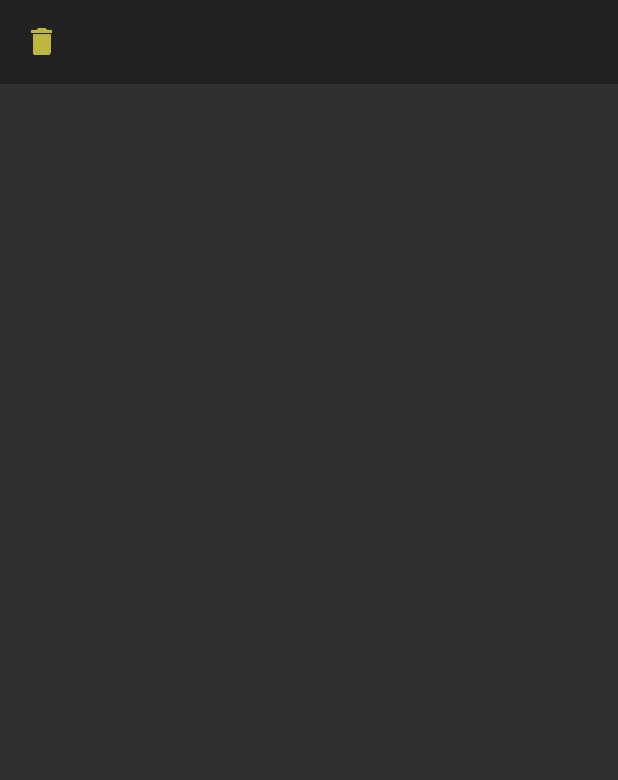
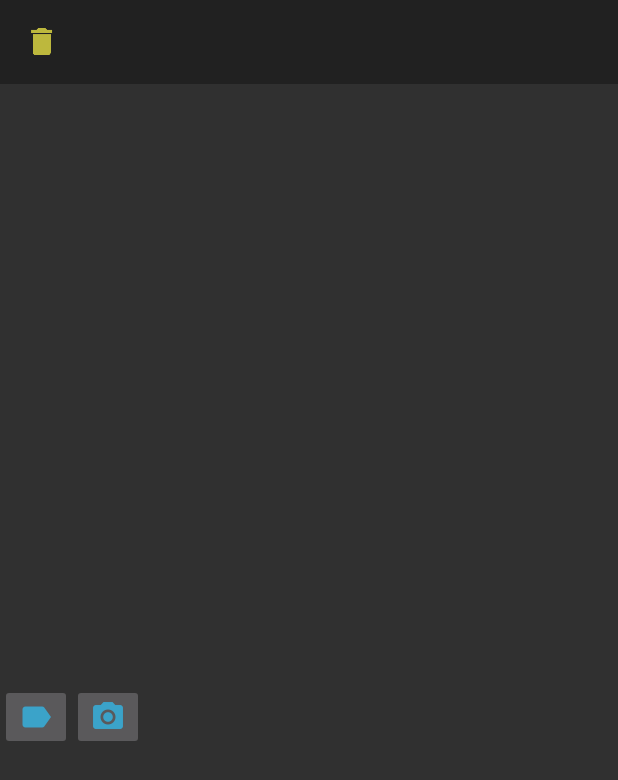
Before and after one commit to CMPUT301F18T14/PicMyMed, an Android app: the PhotoEnlargementActivity screen opened directly, with no data from a screen before it, on a phone screen of 412 x 824 dp. Shown: the top 780 px of the screen. Run offline under Robolectric (Android 15) with nearby library versions, the phone set to English and light mode, and no system bars; 3 statements that could not run were skipped.

Commit message:
PhotoLabelAdded

```diff
--- a/app/src/main/java/com/example/android/picmymedphotohandler/PhotoEnlargementActivity.java
+++ b/app/src/main/java/com/example/android/picmymedphotohandler/PhotoEnlargementActivity.java
@@ -19,12 +19,16 @@
 
 package com.example.android.picmymedphotohandler;
 
+import android.app.Dialog;
+import android.content.Intent;
 import android.graphics.Bitmap;
 import android.graphics.BitmapFactory;
 import android.os.Bundle;
 import android.support.v7.app.AppCompatActivity;
 import android.util.Base64;
 import android.view.View;
+import android.widget.Button;
+import android.widget.EditText;
 import android.widget.ImageButton;
 import android.widget.ImageView;
 
@@ -33,6 +37,7 @@ import com.example.picmymedcode.Controller.PicMyMedController;
 import com.example.picmymedcode.Model.BodyLocationPhoto;
 import com.example.picmymedcode.Model.Patient;
 import com.example.picmymedcode.R;
+import com.example.picmymedcode.View.AddRecordActivity;
 
 import java.io.File;
 import java.util.ArrayList;
@@ -53,6 +58,10 @@ public class PhotoEnlargementActivity extends AppCompatActivity {
 
     private ImageButton deleteButton;
 
+    private ImageButton labelButton;
+
+    private ImageButton cameraButton;
+
     private String filePath;
 
     private File file;
@@ -69,6 +78,10 @@ public class PhotoEnlargementActivity extends AppCompatActivity {
 
     private ArrayList<BodyLocationPhoto> bodyLocationPhotos;
 
+    private final static int CAMERA_REQUEST_CODE = 99;
+
+    private Dialog labellingDialog;
+
     /**
      * Method loads activity state
      *
@@ -79,8 +92,16 @@ public class PhotoEnlargementActivity extends AppCompatActivity {
         super.onCreate(savedInstanceState);
         setContentView(R.layout.activity_photo_enlargement);
 
-        Patient patient = (Patient) PicMyMedApplication.getLoggedInUser();
+        final Patient patient = (Patient) PicMyMedApplication.getLoggedInUser();
         bodyLocationPhotos = patient.getBodyLocationPhotoList();
+
+        deleteButton = (ImageButton) findViewById(R.id.button_delete);
+
+        imageView = (ImageView) findViewById(R.id.imageViewEnlarged);
+
+        labelButton = (ImageButton) findViewById(R.id.labelButton);
+
+        cameraButton = (ImageButton) findViewById(R.id.cameraButton);
 
         // Getting filePath sent from previous activity
         // filePath = getIntent().getStringExtra("filePath");
@@ -96,10 +117,6 @@ public class PhotoEnlargementActivity extends AppCompatActivity {
         decodedString = Base64.decode(base64, Base64.DEFAULT);
         // Converting to Bitmap
         bitmap = BitmapFactory.decodeByteArray(decodedString, 0, decodedString.length);
-
-        deleteButton = (ImageButton) findViewById(R.id.button_delete);
-
-        imageView = (ImageView) findViewById(R.id.imageViewEnlarged);
 
         // Setting the bitmap into imageView
         imageView.setImageBitmap(bitmap);
@@ -123,5 +140,36 @@ public class PhotoEnlargementActivity extends AppCompatActivity {
 
             }
         });
+        labelButton.setOnClickListener(new View.OnClickListener() {
+            @Override
+            public void onClick(View v) {
+                labellingDialog = new Dialog(PhotoEnlargementActivity.this);
+                labellingDialog.setContentView(R.layout.dialogbox_for_photo_labling);
+                final EditText writeLabel = (EditText) labellingDialog.findViewById(R.id.label_EditText);
+                Button saveLabel = (Button) labellingDialog.findViewById(R.id.save_label_button);
+
+                writeLabel.setEnabled(true);
+                saveLabel.setEnabled(true);
+
+                labellingDialog.show();
+
+                saveLabel.setOnClickListener(new View.OnClickListener() {
+                    @Override
+                    public void onClick(View v) {
+                        PicMyMedController.updateBodyLocationPhoto(index, writeLabel.getText().toString());
+                        labellingDialog.cancel();
+                    }
+                });
+
+            }
+        });
+
+        cameraButton.setOnClickListener(new View.OnClickListener() {
+            @Override
+            public void onClick(View v) {
+                Intent photoIntent = new Intent(PhotoEnlargementActivity.this,PhotoIntentActivity.class);
+                startActivityForResult(photoIntent, CAMERA_REQUEST_CODE);
+            }
+        });
     }
 }
--- a/app/src/main/java/com/example/picmymedcode/View/BodyLocationPhotoManagerActivity.java
+++ b/app/src/main/java/com/example/picmymedcode/View/BodyLocationPhotoManagerActivity.java
@@ -159,7 +159,7 @@ public class BodyLocationPhotoManagerActivity extends AppCompatActivity {
 
         for(int i = 0; i < bitmaps.size(); i++){
             GalleryCells galleryCells = new GalleryCells();
-            galleryCells.setTitle(""+(i + 1));
+            galleryCells.setTitle(bodyLocationPhotos.get(i).getLabel());
             galleryCells.setBitmap(bitmaps.get(i));
             galleryCells.setBase64(bodyLocationPhotos.get(i).getBase64EncodedString());
             imagesModified.add(galleryCells);
--- a/app/src/main/res/layout/activity_photo_enlargement.xml
+++ b/app/src/main/res/layout/activity_photo_enlargement.xml
@@ -1,6 +1,5 @@
 <?xml version="1.0" encoding="utf-8"?>
-<LinearLayout
-    xmlns:android="http://schemas.android.com/apk/res/android"
+<LinearLayout xmlns:android="http://schemas.android.com/apk/res/android"
     xmlns:app="http://schemas.android.com/apk/res-auto"
     xmlns:tools="http://schemas.android.com/tools"
     android:layout_width="match_parent"
@@ -9,9 +8,9 @@
     tools:context="com.example.android.picmymedphotohandler.PhotoEnlargementActivity">
 
     <android.support.v7.widget.Toolbar
+        android:id="@+id/toolbar_id"
         android:layout_width="match_parent"
         android:layout_height="?attr/actionBarSize"
-        android:id="@+id/toolbar_id"
         android:background="?attr/colorPrimary"
         app:theme="@style/ThemeOverlay.AppCompat.Dark.ActionBar">
 
@@ -19,15 +18,35 @@
             android:id="@+id/button_delete"
             android:layout_width="wrap_content"
             android:layout_height="wrap_content"
-            android:src="@drawable/icon_delete"
-            android:background="?attr/colorPrimary"/>
+            android:background="?attr/colorPrimary"
+            android:src="@drawable/icon_delete" />
     </android.support.v7.widget.Toolbar>
 
     <ImageView
         android:id="@+id/imageViewEnlarged"
         android:layout_width="match_parent"
+        android:layout_height="400dp"
+        android:adjustViewBounds="true"
+        android:src="@drawable/aladdin" />
+
+    <LinearLayout
+        android:layout_width="match_parent"
         android:layout_height="wrap_content"
-        android:src="@drawable/aladdin"
-        android:adjustViewBounds="true"/>
+        android:orientation="horizontal">
+
+        <ImageButton
+            android:id="@+id/labelButton"
+            android:layout_width="wrap_content"
+            android:layout_height="wrap_content"
+            android:src="@drawable/icon_label" />
+
+        <ImageButton
+            android:id="@+id/cameraButton"
+            android:layout_width="wrap_content"
+            android:layout_height="wrap_content"
+            android:src="@drawable/icon_camera" />
+
+    </LinearLayout>
+
 
 </LinearLayout>
```
Also changed, not shown: app/src/main/java/com/example/picmymedcode/Controller/PicMyMedController.java (+8 -0 lines), app/src/main/res/layout/dialogbox_for_photo_labling.xml (added, +21 -0 lines), app/src/main/res/drawable-hdpi/icon_camera.png (added), app/src/main/res/drawable-hdpi/icon_label.png (added), app/src/main/res/drawable-mdpi/icon_camera.png (added), app/src/main/res/drawable-mdpi/icon_label.png (added), app/src/main/res/drawable-xhdpi/icon_camera.png (added), app/src/main/res/drawable-xhdpi/icon_label.png (added), app/src/main/res/drawable-xxhdpi/icon_camera.png (added), app/src/main/res/drawable-xxhdpi/icon_label.png (added), app/src/main/res/drawable-xxxhdpi/icon_camera.png (added), app/src/main/res/drawable-xxxhdpi/icon_label.png (added).
